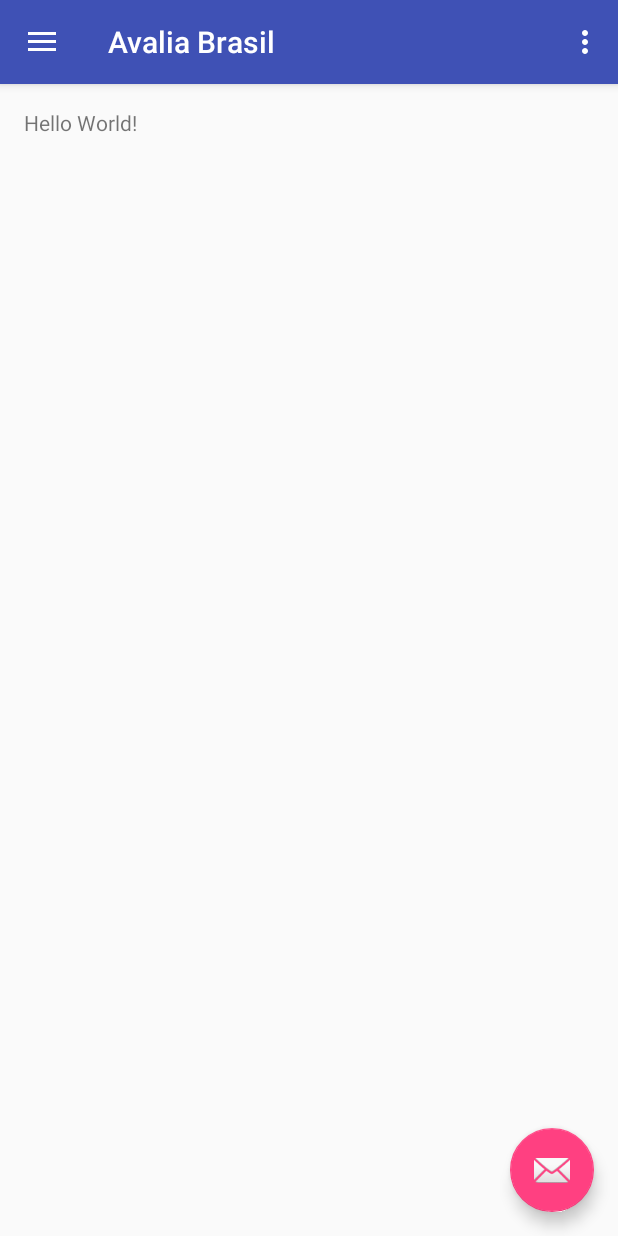
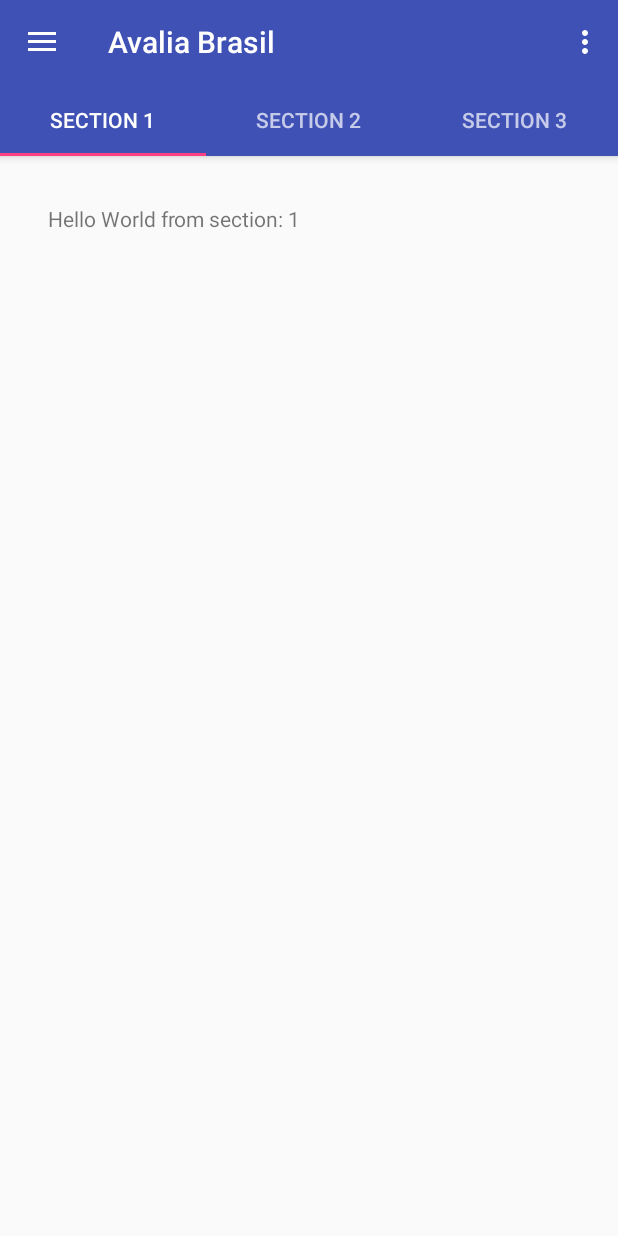
Before and after one commit to avaliabrasil/avalia-brasil, an Android app: the MainActivity screen opened directly, with no data from a screen before it, in the side drawer, after a tap on "Send", on a phone screen of 412 x 824 dp. Run offline under Robolectric (Android 15) with nearby library versions, the light colour scheme and no system bars; 2 statements that could not run were skipped.

Commit message:
Dummy Tabs added to Main Activity

```diff
--- a/AvaliaBrasil/app/src/main/java/org/avaliabrasil/avaliabrasil/LoginActivity.java
+++ b/AvaliaBrasil/app/src/main/java/org/avaliabrasil/avaliabrasil/LoginActivity.java
@@ -18,7 +18,6 @@ public class LoginActivity extends  AppCompatActivity {
         setContentView(R.layout.activity_login);
     }
 
-
     public void startMainActivity(View view){
         Intent intent_main_activity = new Intent(this,MainActivity.class);
         intent_main_activity.putExtra(USRID, userId);
--- a/AvaliaBrasil/app/src/main/java/org/avaliabrasil/avaliabrasil/MainActivity.java
+++ b/AvaliaBrasil/app/src/main/java/org/avaliabrasil/avaliabrasil/MainActivity.java
@@ -1,18 +1,23 @@
 package org.avaliabrasil.avaliabrasil;
 
-import android.content.Intent;
 import android.os.Bundle;
-import android.support.design.widget.FloatingActionButton;
 import android.support.design.widget.NavigationView;
-import android.support.design.widget.Snackbar;
+import android.support.design.widget.TabLayout;
+import android.support.v4.app.Fragment;
+import android.support.v4.app.FragmentManager;
+import android.support.v4.app.FragmentPagerAdapter;
 import android.support.v4.view.GravityCompat;
+import android.support.v4.view.ViewPager;
 import android.support.v4.widget.DrawerLayout;
 import android.support.v7.app.ActionBarDrawerToggle;
 import android.support.v7.app.AppCompatActivity;
 import android.support.v7.widget.Toolbar;
+import android.view.LayoutInflater;
 import android.view.Menu;
 import android.view.MenuItem;
 import android.view.View;
+import android.view.ViewGroup;
+import android.widget.TextView;
 import android.widget.Toast;
 
 public class MainActivity extends AppCompatActivity
@@ -21,22 +26,23 @@ public class MainActivity extends AppCompatActivity
     //TODO: Implementar variável userId ou outra corretamente!
     private static String USRID = "userId";
 
+    // Variáveis para o ViewPager e Tabs!
+    private SectionsPagerAdapter mSectionsPagerAdapter;
+    /**
+     * The {@link ViewPager} that will host the section contents.
+     */
+    private ViewPager mViewPager;
+
     @Override
     protected void onCreate(Bundle savedInstanceState) {
         super.onCreate(savedInstanceState);
         setContentView(R.layout.activity_main);
+
+        // Add Toolbar
         Toolbar toolbar = (Toolbar) findViewById(R.id.toolbar);
         setSupportActionBar(toolbar);
 
-        FloatingActionButton fab = (FloatingActionButton) findViewById(R.id.fab);
-        fab.setOnClickListener(new View.OnClickListener() {
-            @Override
-            public void onClick(View view) {
-                Snackbar.make(view, "Replace with your own action", Snackbar.LENGTH_LONG)
-                        .setAction("Action", null).show();
-            }
-        });
-
+        // Add Drawer
         DrawerLayout drawer = (DrawerLayout) findViewById(R.id.drawer_layout);
         ActionBarDrawerToggle toggle = new ActionBarDrawerToggle(
                 this, drawer, toolbar, R.string.navigation_drawer_open, R.string.navigation_drawer_close);
@@ -46,11 +52,27 @@ public class MainActivity extends AppCompatActivity
         NavigationView navigationView = (NavigationView) findViewById(R.id.nav_view);
         navigationView.setNavigationItemSelectedListener(this);
 
+
+        // Instruções para criar o Section Page!!
+        // Create the adapter that will return a fragment for each of the three
+        // primary sections of the activity.
+        mSectionsPagerAdapter = new SectionsPagerAdapter(getSupportFragmentManager());
+
+        // Set up the ViewPager with the sections adapter.
+        mViewPager = (ViewPager) findViewById(R.id.view_page_container);
+        mViewPager.setAdapter(mSectionsPagerAdapter);
+
+        TabLayout tabLayout = (TabLayout) findViewById(R.id.search_tabs);
+        tabLayout.setupWithViewPager(mViewPager);
+
+
         //TODO: Tirar isto e colocar código real depois! Adicionei apenas para mostrar o exemplo!
         String userId = getIntent().getExtras().getString(USRID);
         Toast.makeText(this, userId, Toast.LENGTH_SHORT).show();
 
     }
+
+    // Métodos para o NavDrawer
 
     @Override
     public void onBackPressed() {
@@ -62,6 +84,33 @@ public class MainActivity extends AppCompatActivity
         }
     }
 
+    @SuppressWarnings("StatementWithEmptyBody")
+    @Override
+    public boolean onNavigationItemSelected(MenuItem item) {
+        // Handle navigation view item clicks here.
+        int id = item.getItemId();
+
+        if (id == R.id.nav_camera) {
+            // Handle the camera action
+        } else if (id == R.id.nav_gallery) {
+
+        } else if (id == R.id.nav_slideshow) {
+
+        } else if (id == R.id.nav_manage) {
+
+        } else if (id == R.id.nav_share) {
+
+        } else if (id == R.id.nav_send) {
+
+        }
+
+        DrawerLayout drawer = (DrawerLayout) findViewById(R.id.drawer_layout);
+        drawer.closeDrawer(GravityCompat.START);
+        return true;
+    }
+
+
+    // TODO: Tirar este menu!
     @Override
     public boolean onCreateOptionsMenu(Menu menu) {
         // Inflate the menu; this adds items to the action bar if it is present.
@@ -84,35 +133,80 @@ public class MainActivity extends AppCompatActivity
         return super.onOptionsItemSelected(item);
     }
 
-    @SuppressWarnings("StatementWithEmptyBody")
-    @Override
-    public boolean onNavigationItemSelected(MenuItem item) {
-        // Handle navigation view item clicks here.
-        int id = item.getItemId();
+    // Métodos para a TabView!
 
-        if (id == R.id.nav_camera) {
-            // Handle the camera action
-            startTempSearchActivity();
-        } else if (id == R.id.nav_gallery) {
+    /**
+     * A placeholder fragment containing a simple view.
+     */
+    public static class PlaceholderFragment extends Fragment {
+        /**
+         * The fragment argument representing the section number for this
+         * fragment.
+         */
+        private static final String ARG_SECTION_NUMBER = "section_number";
 
-        } else if (id == R.id.nav_slideshow) {
-
-        } else if (id == R.id.nav_manage) {
-
-        } else if (id == R.id.nav_share) {
-
-        } else if (id == R.id.nav_send) {
-
+        public PlaceholderFragment() {
         }
 
-        DrawerLayout drawer = (DrawerLayout) findViewById(R.id.drawer_layout);
-        drawer.closeDrawer(GravityCompat.START);
-        return true;
+        /**
+         * Returns a new instance of this fragment for the given section
+         * number.
+         */
+        public static PlaceholderFragment newInstance(int sectionNumber) {
+            PlaceholderFragment fragment = new PlaceholderFragment();
+            Bundle args = new Bundle();
+            args.putInt(ARG_SECTION_NUMBER, sectionNumber);
+            fragment.setArguments(args);
+            return fragment;
+        }
+
+        @Override
+        public View onCreateView(LayoutInflater inflater, ViewGroup container,
+                                 Bundle savedInstanceState) {
+            View rootView = inflater.inflate(R.layout.fragment_temp_search, container, false);
+            TextView textView = (TextView) rootView.findViewById(R.id.map_tab_textview);
+            textView.setText(getString(R.string.section_format, getArguments().getInt(ARG_SECTION_NUMBER)));
+            return rootView;
+        }
     }
 
-    public void startTempSearchActivity(){
-        Intent intent_temp_searchactivity = new Intent(this,TempSearchActivity.class);
-        //intent_temp_searchactivity.putExtra(USRID, userId);
-        startActivity(intent_temp_searchactivity);
+    /**
+     * A {@link FragmentPagerAdapter} that returns a fragment corresponding to
+     * one of the sections/tabs/pages.
+     */
+    public class SectionsPagerAdapter extends FragmentPagerAdapter {
+
+        public SectionsPagerAdapter(FragmentManager fm) {
+            super(fm);
+        }
+
+        @Override
+        public Fragment getItem(int position) {
+            // getItem is called to instantiate the fragment for the given page.
+            // Return a PlaceholderFragment (defined as a static inner class below).
+            return PlaceholderFragment.newInstance(position + 1);
+        }
+
+        @Override
+        public int getCount() {
+            // Show 3 total pages.
+            return 3;
+        }
+
+        @Override
+        public CharSequence getPageTitle(int position) {
+            switch (position) {
+                case 0:
+                    return "SECTION 1";
+                case 1:
+                    return "SECTION 2";
+                case 2:
+                    return "SECTION 3";
+            }
+            return null;
+        }
     }
+
+
+
 }
--- a/AvaliaBrasil/app/src/main/res/layout/app_bar_main.xml
+++ b/AvaliaBrasil/app/src/main/res/layout/app_bar_main.xml
@@ -19,16 +19,14 @@
             android:background="?attr/colorPrimary"
             app:popupTheme="@style/AppTheme.PopupOverlay" />
 
+        <android.support.design.widget.TabLayout
+            android:layout_width="match_parent"
+            android:layout_height="wrap_content"
+            android:id="@+id/search_tabs"/>
+
     </android.support.design.widget.AppBarLayout>
 
-    <include layout="@layout/content_main" />
+    <include layout="@layout/content_main"/>
 
-    <android.support.design.widget.FloatingActionButton
-        android:id="@+id/fab"
-        android:layout_width="wrap_content"
-        android:layout_height="wrap_content"
-        android:layout_gravity="bottom|end"
-        android:layout_margin="@dimen/fab_margin"
-        android:src="@android:drawable/ic_dialog_email" />
 
 </android.support.design.widget.CoordinatorLayout>
--- a/AvaliaBrasil/app/src/main/res/layout/content_main.xml
+++ b/AvaliaBrasil/app/src/main/res/layout/content_main.xml
@@ -12,8 +12,10 @@
     tools:context="org.avaliabrasil.avaliabrasil.MainActivity"
     tools:showIn="@layout/app_bar_main">
 
-    <TextView
-        android:layout_width="wrap_content"
-        android:layout_height="wrap_content"
-        android:text="Hello World!" />
+    <android.support.v4.view.ViewPager
+        android:layout_width="match_parent"
+        android:layout_height="match_parent"
+        android:id="@+id/view_page_container"
+        app:layout_behavior="@string/appbar_scrolling_view_behavior"/>
+
 </RelativeLayout>
--- /dev/null
+++ b/AvaliaBrasil/app/src/main/res/layout/fragment_places_list.xml
@@ -0,0 +1,15 @@
+<?xml version="1.0" encoding="utf-8"?>
+<LinearLayout xmlns:android="http://schemas.android.com/apk/res/android"
+    xmlns:tools="http://schemas.android.com/tools"
+    android:orientation="vertical"
+    android:layout_width="match_parent"
+    android:layout_height="match_parent"
+    tools:context=".MainActivity$PlaceholderFragment">
+
+    <TextView
+        android:layout_width="wrap_content"
+        android:layout_height="wrap_content"
+        android:text="Inserir ListView dos lugares aqui"
+        android:id="@+id/places_list_text_view"/>
+
+</LinearLayout>
```
